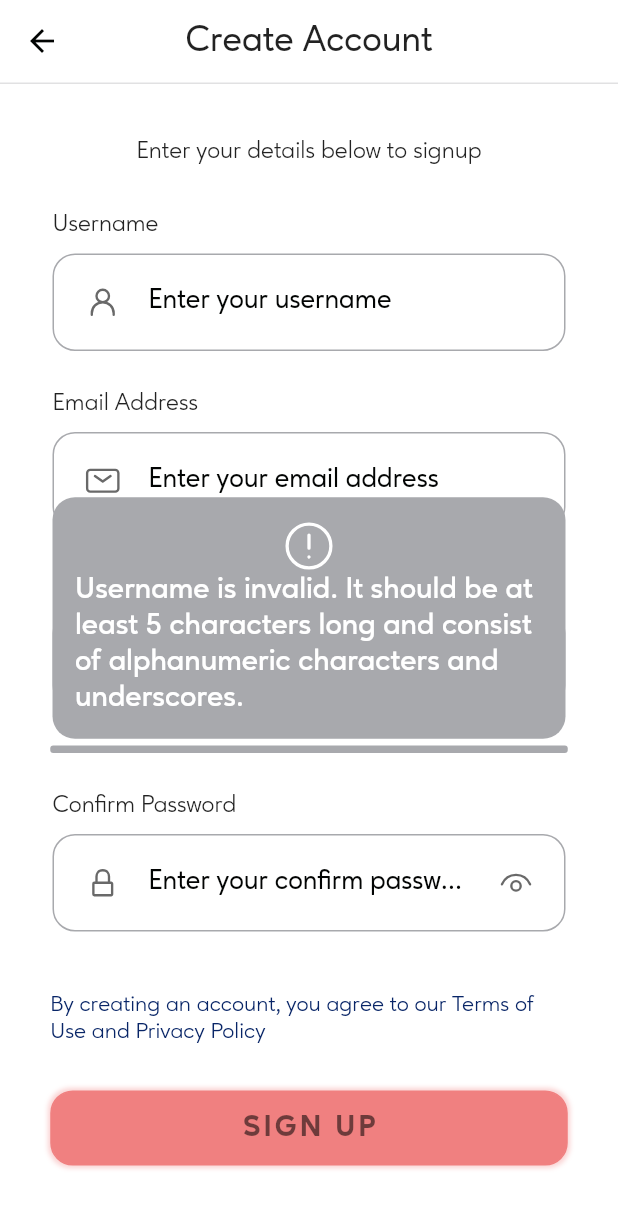
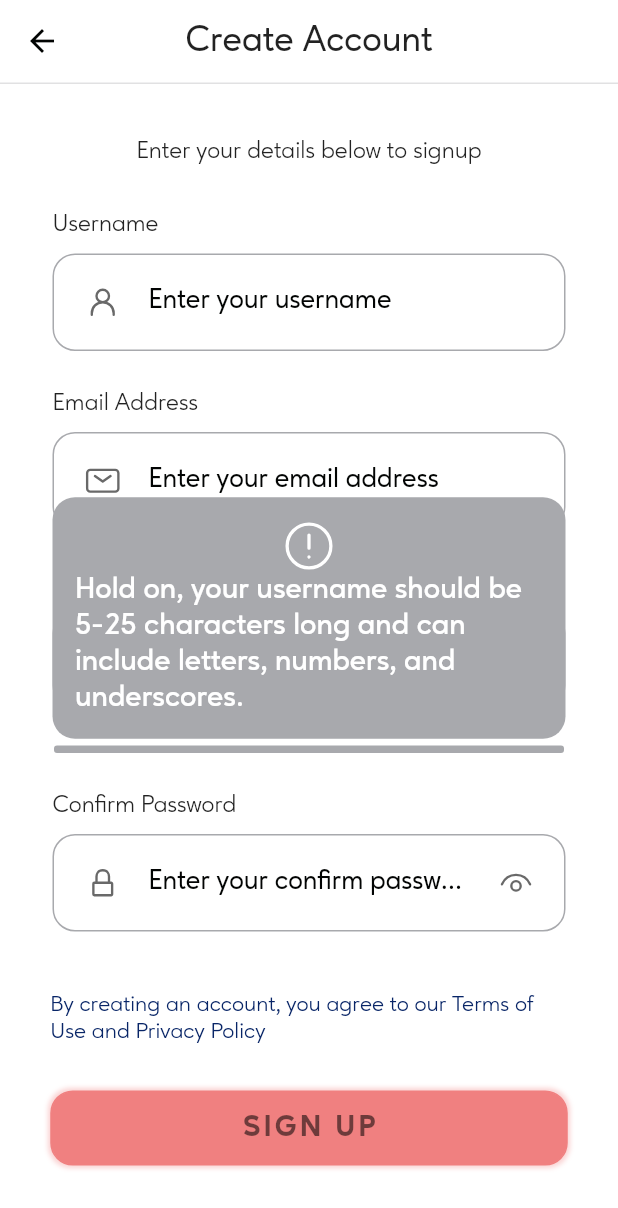
Before and after one commit to sarthkh/converse, a Flutter app: the SignUp screen opened by its route, after a tap on "SIGN UP", on a phone screen of 412 x 824 dp. Shown: the top 1208 px of the screen. Run offline on Flutter 3.47's test engine with Material 2 defaults, Android fonts, the phone set to English and light mode, and no system bars; our stand-ins replace adaptive_theme, animated_toggle_switch, flutter_native_splash, flutter_riverpod, flutter_styled_toast, flutter_svg and 3 more; accounts and stored records are empty; generated files the repository leaves out were written again.

Commit message:
third commit

```diff
--- a/converse/lib/common/widgets/popup_message.dart
+++ b/converse/lib/common/widgets/popup_message.dart
@@ -17,7 +17,7 @@ ToastFuture toastInfo({
   required BuildContext context,
   required String msg,
   required ToastType type,
-  Duration duration = const Duration(milliseconds: 2000),
+  Duration duration = const Duration(milliseconds: 2500),
   Duration animDuration = const Duration(milliseconds: 1000),
   ColorFilter colorFilter = const ColorFilter.mode(
     Palette.lightWhite,
--- a/converse/lib/pages/signup/controller.dart
+++ b/converse/lib/pages/signup/controller.dart
@@ -1,7 +1,7 @@
 import 'package:flutter/material.dart';
 import 'package:flutter_riverpod/flutter_riverpod.dart';
 import 'package:converse/common/widgets/popup_message.dart';
-import 'package:converse/pages/signup/notifier/signup_notifier.dart';
+import 'notifier/signup_notifier.dart';
 
 class SignUpController {
   late WidgetRef ref;
@@ -16,21 +16,47 @@ class SignUpController {
     String password = state.password;
     String rePassword = state.rePassword;
 
-    if (!RegExp(r'^[a-zA-Z0-9_]{5,}$').hasMatch(name)) {
+    if (!RegExp(r'^[a-zA-Z0-9_]{5,25}$').hasMatch(name)) {
       toastInfo(
         context: context,
         type: ToastType.alert,
         msg:
-            "Username is invalid. It should be at least 5 characters long and consist of alphanumeric characters and underscores.",
+            "Hold on, your username should be 5-25 characters long and can include letters, numbers, and underscores.",
       );
       return;
     }
 
-    if (!RegExp(r'^[a-zA-Z0-9.]+@[a-zA-Z0-9]+\.[a-zA-Z]+').hasMatch(email)) {
+    if (!RegExp(r'\S+@\S+\.\S+').hasMatch(email)) {
       toastInfo(
         context: context,
         type: ToastType.alert,
-        msg: "Please enter a valid email!",
+        msg: "Oops, that email doesn't look right. Try again?",
+      );
+      return;
+    }
+
+    if (password.isEmpty) {
+      toastInfo(
+        context: context,
+        msg: "Hey, your password can't be left blank.",
+        type: ToastType.alert,
+      );
+      return;
+    } else if (password.length < 5) {
+      toastInfo(
+        context: context,
+        msg:
+            "Just a heads up, your password should be at least 5 characters long.",
+        type: ToastType.alert,
+      );
+      return;
+    }
+
+    if (rePassword.isEmpty) {
+      toastInfo(
+        context: context,
+        type: ToastType.alert,
+        msg: "Oops, you forgot to confirm your password.",
       );
       return;
     }
@@ -39,7 +65,7 @@ class SignUpController {
       toastInfo(
         context: context,
         type: ToastType.alert,
-        msg: "Passwords do not match!",
+        msg: "Hmm, passwords don't match. Try again?",
       );
       return;
     }
--- a/converse/lib/pages/signup/pass_strength_checker.dart
+++ b/converse/lib/pages/signup/pass_strength_checker.dart
@@ -1,27 +1,28 @@
+import 'package:converse/theme/palette.dart';
 import 'package:flutter/material.dart';
 import 'package:flutter_riverpod/flutter_riverpod.dart';
 
 class PassStrengthChecker extends ConsumerWidget {
-  const PassStrengthChecker({Key? key}) : super(key: key);
+  const PassStrengthChecker({super.key});
 
   @override
   Widget build(BuildContext context, WidgetRef ref) {
     final strength = ref.watch(passwordStrengthProvider);
 
     return Container(
-      width: 345,
+      width: 340,
       height: 5,
       margin: const EdgeInsets.symmetric(vertical: 25),
       child: LinearProgressIndicator(
         value: strength,
         backgroundColor: Theme.of(context).colorScheme.secondary,
         color: strength <= 1 / 4
-            ? Colors.red
+            ? Palette.red
             : strength == 2 / 4
-                ? Colors.yellow
+                ? Palette.yellow
                 : strength == 3 / 4
-                    ? Colors.blue
-                    : Colors.green,
+                    ? Palette.blue
+                    : Palette.green,
         borderRadius: BorderRadius.circular(2),
       ),
     );
@@ -59,11 +60,5 @@ class PasswordStrengthNotifier extends StateNotifier<double> {
         state = 4 / 4;
       }
     }
-
-    @override
-    void dispose() {
-      state = 0;
-      super.dispose();
-    }
   }
 }
--- a/converse/lib/theme/palette.dart
+++ b/converse/lib/theme/palette.dart
@@ -1,4 +1,5 @@
 import 'package:flutter/material.dart';
+import 'package:flutter/services.dart';
 
 class Palette {
   // colors
@@ -14,6 +15,10 @@ class Palette {
   static const Color lightDrawer = Color.fromARGB(255, 230, 230, 230);
   static const Color lightBlue = Color.fromARGB(255, 176, 196, 222);
   static const Color darkBlue = Color.fromARGB(255, 8, 37, 103);
+  static const Color red = Color.fromARGB(255, 208, 61, 51);
+  static const Color yellow = Color.fromARGB(255, 254, 220, 86);
+  static const Color blue = Color.fromARGB(255, 46, 88, 148);
+  static const Color green = Color.fromARGB(255, 46, 139, 87);
 
   // dark theme
   static final darkTheme = ThemeData.dark().copyWith(
@@ -37,7 +42,7 @@ class Palette {
       onPrimary: darkWhite,
       secondary: darkGrey,
       onSecondary: darkWhite,
-      error: Colors.red,
+      error: red,
       onError: darkWhite,
       background: lightBlack,
       onBackground: darkWhite,
@@ -69,7 +74,7 @@ class Palette {
       onPrimary: lightWhite,
       secondary: lightGrey,
       onSecondary: darkBlack,
-      error: Colors.red,
+      error: red,
       onError: lightWhite,
       background: lightWhite,
       onBackground: darkBlack,
```
Also changed, not shown: converse/lib/main.dart (+32 -11 lines), 1 other file.
